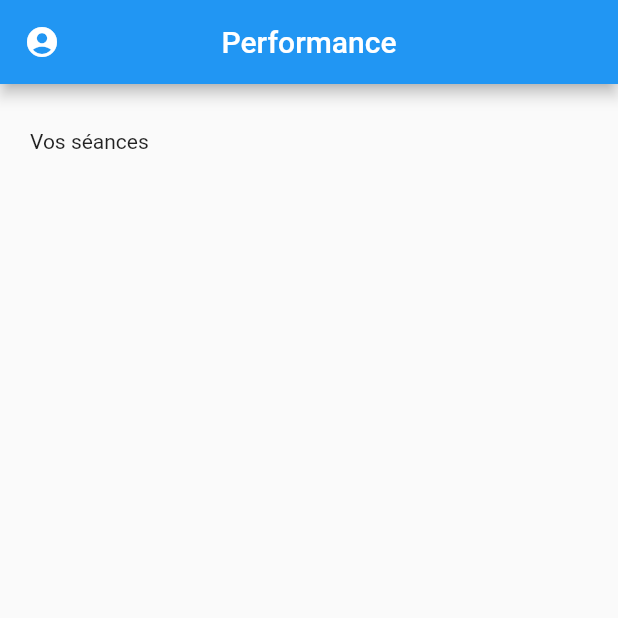
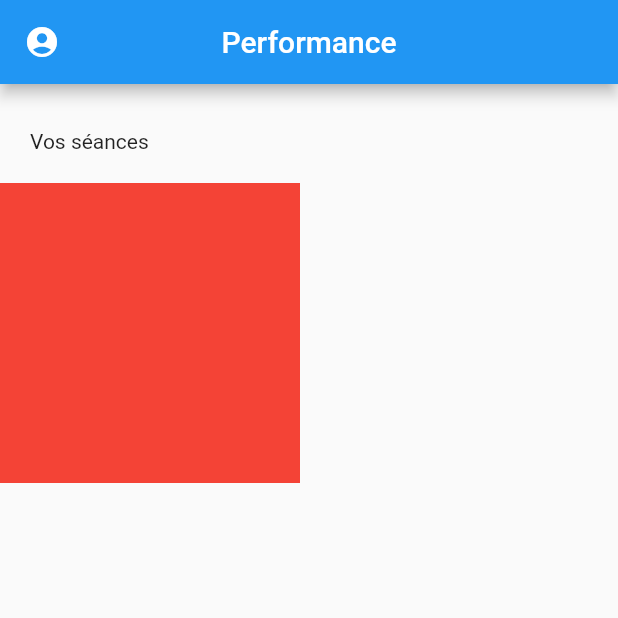
Before and after one commit to RobinFERREIRADASILVA/Performance-App, a Flutter app: the screen it shows after launch, on a phone screen of 412 x 824 dp, the top half of it. Run offline on Flutter 3.47's test engine with Material 2 defaults, Android fonts, the phone set to English and light mode, and no system bars.

Commit message:
fix cross axis aligment

```diff
--- a/lib/screens/home.dart
+++ b/lib/screens/home.dart
@@ -12,10 +12,30 @@ class Home extends StatelessWidget {
       appBar: AppBarMenu(),
       body: SingleChildScrollView(
         child: Column(
-          children: const [
-            Padding(
+          crossAxisAlignment: CrossAxisAlignment.start,
+          children: [
+            Container(
               padding: EdgeInsets.fromLTRB(20, 30, 0, 0),
-              child: Text('Vos séances'),
+              child: Text(
+                'Vos séances',
+                textAlign: TextAlign.left,
+              ),
+            ),
+            SizedBox(
+              height: 20,
+            ),
+            Container(
+              height: 200,
+              child: ListView(
+                scrollDirection: Axis.horizontal,
+                children: <Widget>[
+                  Container(
+                    height: 200,
+                    width: 200,
+                    color: Colors.red,
+                  )
+                ],
+              ),
             )
           ],
         ),
```
